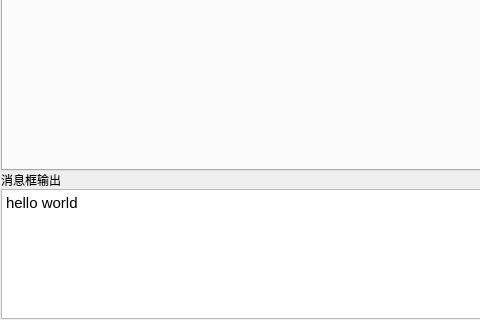
Above: widget.ui from aobocodo/QTGUI_2 before the change; both pictures show x 0 to 480 and y 280 to 600 of the 800 by 600 pixel window. Below: the same form after it.
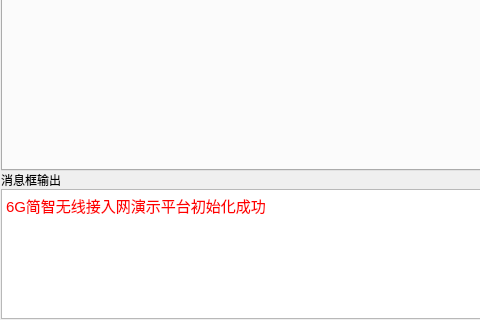
That is the form after the change. Icons and pictures are not drawn.

Patch:
```diff
--- a/widget.ui
+++ b/widget.ui
@@ -322,7 +322,7 @@
 &lt;html&gt;&lt;head&gt;&lt;meta name=&quot;qrichtext&quot; content=&quot;1&quot; /&gt;&lt;style type=&quot;text/css&quot;&gt;
 p, li { white-space: pre-wrap; }
 &lt;/style&gt;&lt;/head&gt;&lt;body style=&quot; font-family:'Ubuntu'; font-size:11pt; font-weight:400; font-style:normal;&quot;&gt;
-&lt;p style=&quot; margin-top:0px; margin-bottom:0px; margin-left:0px; margin-right:0px; -qt-block-indent:0; text-indent:0px;&quot;&gt;hello world&lt;/p&gt;&lt;/body&gt;&lt;/html&gt;</string>
+&lt;p style=&quot; margin-top:0px; margin-bottom:0px; margin-left:0px; margin-right:0px; -qt-block-indent:0; text-indent:0px;&quot;&gt;&lt;span style=&quot; color:#ff0000;&quot;&gt;6G简智无线接入网演示平台初始化成功&lt;/span&gt;&lt;/p&gt;&lt;/body&gt;&lt;/html&gt;</string>
      </property>
     </widget>
    </item>
```
